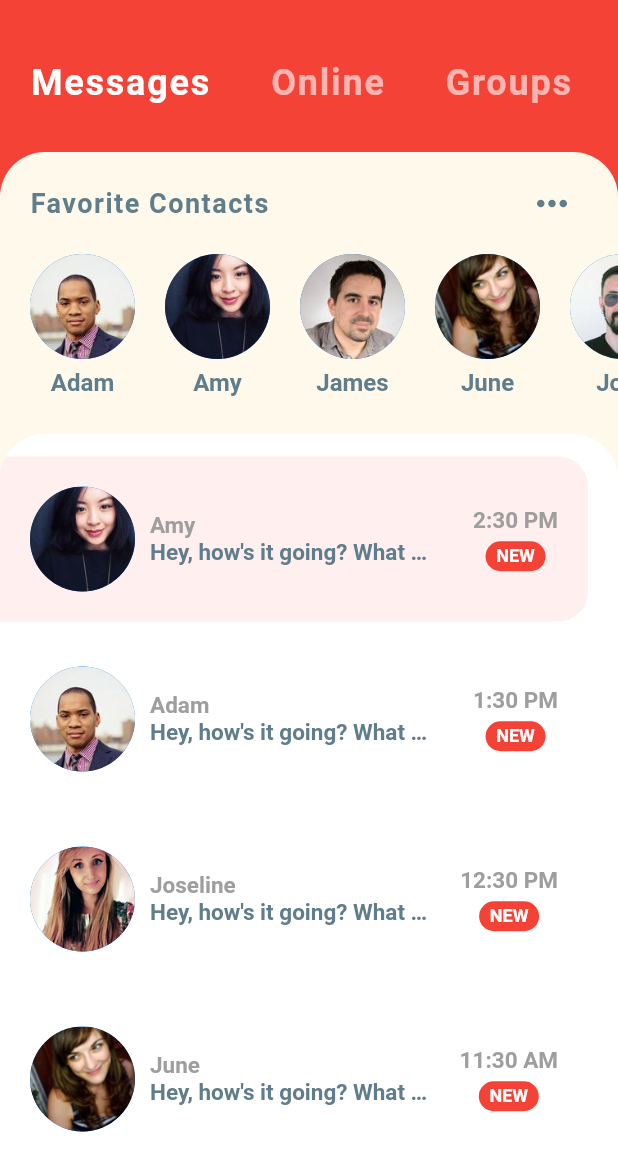
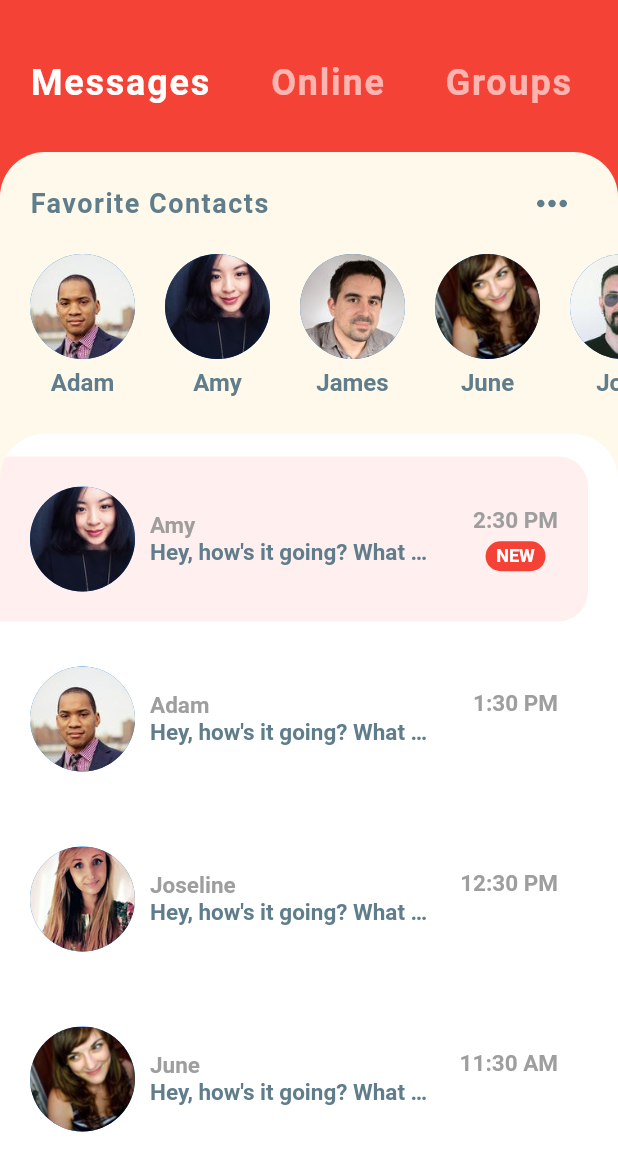
Before and after one commit to MatthieuNadeau96/flutter_chat, a Flutter app: the screen it shows after launch, scrolled down 350 dp, on a phone screen of 412 x 824 dp, the part 67-1236 px from its top. Run offline on Flutter 3.47's test engine with Material 2 defaults, Android fonts, the phone set to English and light mode, and no system bars.

Commit message:
added ternary operator to check if message has been read

```diff
--- a/lib/widgets/recent_chats.dart
+++ b/lib/widgets/recent_chats.dart
@@ -84,7 +84,7 @@ class RecentChats extends StatelessWidget {
                         SizedBox(
                           height: 5.0,
                         ),
-                        Container(
+                        chat.unread ? Container(
                           width: 40.0,
                           height: 20.0,
                           decoration: BoxDecoration(
@@ -100,7 +100,7 @@ class RecentChats extends StatelessWidget {
                               fontWeight: FontWeight.bold,
                             ),
                           ),
-                        ),
+                        ) : Text(''),
                       ],
                     )
                   ],
```
